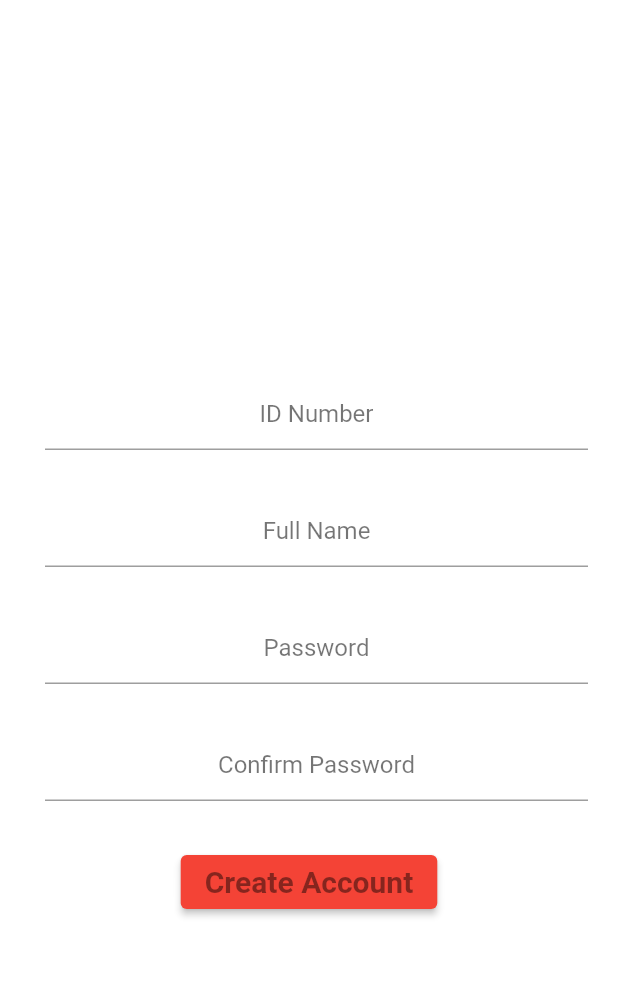
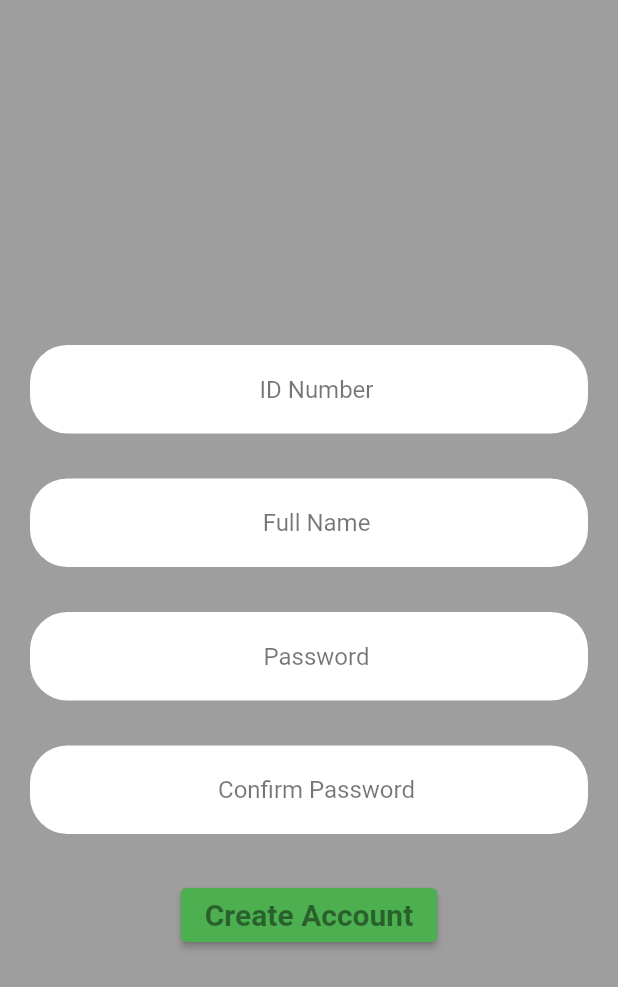
Before and after one commit to basselmousa/step_by_step, a Flutter app: the screen it shows after launch, after a tap on "حجز كتاب", after a tap on "Create account", on a phone screen of 412 x 824 dp. Shown: the top 987 px of the screen. Run offline on Flutter 3.47's test engine with Material 2 defaults, Android fonts, the phone set to English and light mode, and no system bars; our stand-ins replace cloud_firestore, firebase_auth, firebase_core, firebase_storage, image_picker, shared_preferences; accounts and stored records are empty.

Commit message:
edit the desgin

```diff
--- a/lib/mvc/helpers/constants/colors_constants.dart
+++ b/lib/mvc/helpers/constants/colors_constants.dart
@@ -7,6 +7,8 @@ class ColorConstants {
   static const Color COLOR_Black = Colors.black;
   static const Color COLOR_Black54 = Colors.black54;
   static const Color COLOR_Blue = Colors.blue;
+  static const Color COLOR_grey = Colors.grey;
+  static const Color COLOR_green = Colors.green;
 
   static Map<String, Color> statusColors = {
     'pending' : Colors.orange,
--- a/lib/mvc/views/admins/admin_home_page.dart
+++ b/lib/mvc/views/admins/admin_home_page.dart
@@ -13,7 +13,7 @@ class AdminHomePage extends StatelessWidget {
     print(Admin.id);
     print(Admin.type);
     return Scaffold(
-      backgroundColor: ColorConstants.COLOR_White,
+      backgroundColor: ColorConstants.COLOR_grey,
       body: StreamBuilder<DocumentSnapshot>(
         stream: AdminController().getTurns(Admin.id),
         builder: (context, snapshot) {
--- a/lib/mvc/views/auth/login_page.dart
+++ b/lib/mvc/views/auth/login_page.dart
@@ -50,7 +50,7 @@ class _LoginScreenState extends State<LoginScreen> {
   @override
   Widget build(BuildContext context) {
     return Scaffold(
-      backgroundColor: ColorConstants.COLOR_White,
+      backgroundColor: ColorConstants.COLOR_grey,
       body: tryLoginIn
           ? Center(
               child: CircularProgressIndicator(),
@@ -61,15 +61,26 @@ class _LoginScreenState extends State<LoginScreen> {
                 child: Column(
                   children: [
                     Container(
-                      color: ColorConstants.COLOR_White,
+                decoration: BoxDecoration(
+                borderRadius: BorderRadius.circular(25),
+                color: ColorConstants.COLOR_White,
+
+
+                  ),
+
                       child:
                           editTextWithCenterAlign(_idController, "ID Number"),
                       margin: EdgeInsets.only(left: 50, right: 50, top: 90),
                     ),
                     Container(
-                      color: ColorConstants.COLOR_White,
+                      decoration: BoxDecoration(
+                        borderRadius: BorderRadius.circular(25),
+                        color: ColorConstants.COLOR_White,
+
+
+                      ),
                       child: editTextWithCenterAlign(
-                          _passwordController, "password"),
+                          _passwordController, "password",password: true),
                       margin: EdgeInsets.only(left: 50, right: 50, top: 30),
                     ),
                     Container(
@@ -87,7 +98,7 @@ class _LoginScreenState extends State<LoginScreen> {
                         },
                         child: Text("Login"),
                         style: ElevatedButton.styleFrom(
-                          primary: ColorConstants.COLOR_White,
+                          primary: Colors.blueGrey,
                           onPrimary: ColorConstants.COLOR_Black54,
                           textStyle: TextStyle(
                               fontWeight: FontWeight.bold,
--- a/lib/mvc/views/auth/registration_screen.dart
+++ b/lib/mvc/views/auth/registration_screen.dart
@@ -23,37 +23,62 @@ bool trySignUp = false;
   @override
   Widget build(BuildContext context) {
     return Scaffold(
-      backgroundColor: ColorConstants.COLOR_White,
+      backgroundColor: ColorConstants.COLOR_grey,
       body: Center(
         child: Container(
           padding: EdgeInsets.only(top: 10),
           child: SingleChildScrollView(
             child: Column(
               children: [
-                Container(
+                Container(decoration: BoxDecoration(
+                  borderRadius: BorderRadius.circular(25),
+                  color: ColorConstants.COLOR_White,
+
+
+                ),
                   padding: EdgeInsets.only(left: 10),
                   child: editTextWithCenterAlign(_idController, "ID Number"),
                   margin: EdgeInsets.only(left: 20, right: 20, top: 30),
                 ),
                 Container(
+                  decoration: BoxDecoration(
+                    borderRadius: BorderRadius.circular(25),
+                    color: ColorConstants.COLOR_White,
+
+
+                  ),
                   padding: EdgeInsets.only(left: 10),
                   child:
                       editTextWithCenterAlign(_fullNameController, "Full Name"),
                   margin: EdgeInsets.only(left: 20, right: 20, top: 30),
                 ),
                 Container(
+                  decoration: BoxDecoration(
+                    borderRadius: BorderRadius.circular(25),
+                    color: ColorConstants.COLOR_White,
+
+
+                  ),
                   padding: EdgeInsets.only(left: 10),
                   child: editTextWithCenterAlign(
-                      _passwordNameController, "Password"),
+                      _passwordNameController, "Password",password: true),
                   margin: EdgeInsets.only(left: 20, right: 20, top: 30),
                 ),
                 Container(
+                  decoration: BoxDecoration(
+                    borderRadius: BorderRadius.circular(25),
+                    color: ColorConstants.COLOR_White,
+
+
+                  ),
                   padding: EdgeInsets.only(left: 10),
+
                   child: editTextWithCenterAlign(
-                      _confirmPasswordNameController, "Confirm Password"),
+                      _confirmPasswordNameController, "Confirm Password",password: true),
                   margin: EdgeInsets.only(left: 20, right: 20, top: 30),
                 ),
                 Container(
+
                   margin: EdgeInsets.only(top: 30),
                   child: ElevatedButton(
                     onPressed: () {
@@ -74,7 +99,7 @@ bool trySignUp = false;
                     },
                     child: trySignUp ? CircularProgressIndicator() : Text("Create Account"),
                     style: ElevatedButton.styleFrom(
-                      primary: ColorConstants.COLOR_Red,
+                      primary: ColorConstants.COLOR_green,
                       onPrimary: Colors.black45,
                       textStyle: TextStyle(
                           fontWeight: FontWeight.bold,
--- a/lib/mvc/views/user/appointment_booking.dart
+++ b/lib/mvc/views/user/appointment_booking.dart
@@ -1,6 +1,7 @@
 import 'package:flutter/material.dart';
 import 'package:step_by_step/mvc/controllers/admins/admin_controller.dart';
 import 'package:step_by_step/mvc/helpers/constants/admins_id_constants.dart';
+import 'package:step_by_step/mvc/helpers/constants/colors_constants.dart';
 import 'package:step_by_step/mvc/helpers/constants/font_constants.dart';
 import 'package:step_by_step/mvc/helpers/routes/app_routes.dart';
 import 'package:step_by_step/mvc/models/role_model.dart';
@@ -42,7 +43,7 @@ class _AppointmentBookingState extends State<AppointmentBooking> {
 
     // set up the AlertDialog
     AlertDialog alert = AlertDialog(
-      title: Text("حجز كتاب"),
+      title: Text("حجز دور"),
       content: Text("هل تود تأكيد حجزك مع $name"),
       actions: [
         cancelButton,
@@ -68,6 +69,8 @@ class _AppointmentBookingState extends State<AppointmentBooking> {
   @override
   Widget build(BuildContext context) {
     return Scaffold(
+      appBar: AppBar(title: Text('حجز دور'),centerTitle: true,),
+      backgroundColor: ColorConstants.COLOR_grey,
       body: Column(
         children: [
           Padding(
--- a/lib/mvc/views/user/book_reservation.dart
+++ b/lib/mvc/views/user/book_reservation.dart
@@ -38,7 +38,7 @@ class _BookReservationState extends State<BookReservation> {
     AlertDialog alert = AlertDialog(
       title: Text("حجز كتاب"),
       content: Text(
-          "Would you like to continue learning how to use Flutter alerts?"),
+          "هل تود تأكيد حجزك للكتاب؟"),
       actions: [
         cancelButton,
         continueButton,
@@ -65,6 +65,8 @@ class _BookReservationState extends State<BookReservation> {
   Widget build(BuildContext context) {
     User.getId();
     return Scaffold(
+      appBar: AppBar(title: Text('حجز كتاب'),centerTitle: true,),
+      backgroundColor: ColorConstants.COLOR_grey,
       body: Container(
         child: StreamBuilder<QuerySnapshot>(
             stream: BookController().getBooks(),
@@ -95,7 +97,7 @@ class _BookReservationState extends State<BookReservation> {
                                   Image.network(
                                     snapshot.data!.docs[index]
                                         .data()['imagePath'],
-                                    width: 150,
+                                    width: 100,
                                   ),
                                   Column(
                                     children: [
--- a/lib/mvc/views/user/home_page.dart
+++ b/lib/mvc/views/user/home_page.dart
@@ -1,4 +1,5 @@
 import 'package:flutter/material.dart';
+import 'package:step_by_step/mvc/helpers/constants/colors_constants.dart';
 import 'package:step_by_step/mvc/helpers/constants/font_constants.dart';
 import 'package:step_by_step/mvc/helpers/routes/app_routes.dart';
 import 'package:step_by_step/mvc/utils/utils.dart';
@@ -13,6 +14,7 @@ class _HomePageState extends State<HomePage> {
   @override
   Widget build(BuildContext context) {
     return Scaffold(
+      backgroundColor: ColorConstants.COLOR_grey,
       body: Center(
         child: Column(
           mainAxisAlignment: MainAxisAlignment.center,
--- a/lib/mvc/views/user/show_turn.dart
+++ b/lib/mvc/views/user/show_turn.dart
@@ -36,7 +36,7 @@ class _ShowTurnState extends State<ShowTurn> {
     print(User.turn);
     Map<String, dynamic > aID = ModalRoute.of(context)!.settings.arguments as Map<String, dynamic>;
     return Scaffold(
-      backgroundColor: ColorConstants.COLOR_White,
+      backgroundColor: ColorConstants.COLOR_grey,
       body: Center(
         child: Container(
             child: Column(
--- a/lib/mvc/views/widgets/edit_text_widget.dart
+++ b/lib/mvc/views/widgets/edit_text_widget.dart
@@ -1,11 +1,16 @@
 import 'package:flutter/material.dart';
 import 'package:step_by_step/mvc/helpers/constants/colors_constants.dart';
 
-TextField editTextWithCenterAlign(controller, String hint, ) {
+TextField editTextWithCenterAlign(controller, String hint,{bool password = false} ) {
   return TextField(
+    obscureText: password,
     controller: controller,
     textAlign: TextAlign.center,
     decoration: InputDecoration(
+      border: OutlineInputBorder(
+        borderSide: BorderSide.none,
+        borderRadius: BorderRadius.circular(20),
+      ),
         hintText: hint,
         hintStyle: TextStyle(color: ColorConstants.COLOR_Black54),),
 
```
Also changed, not shown: lib/mvc/views/admins/library_admin.dart (+37 -8 lines).
